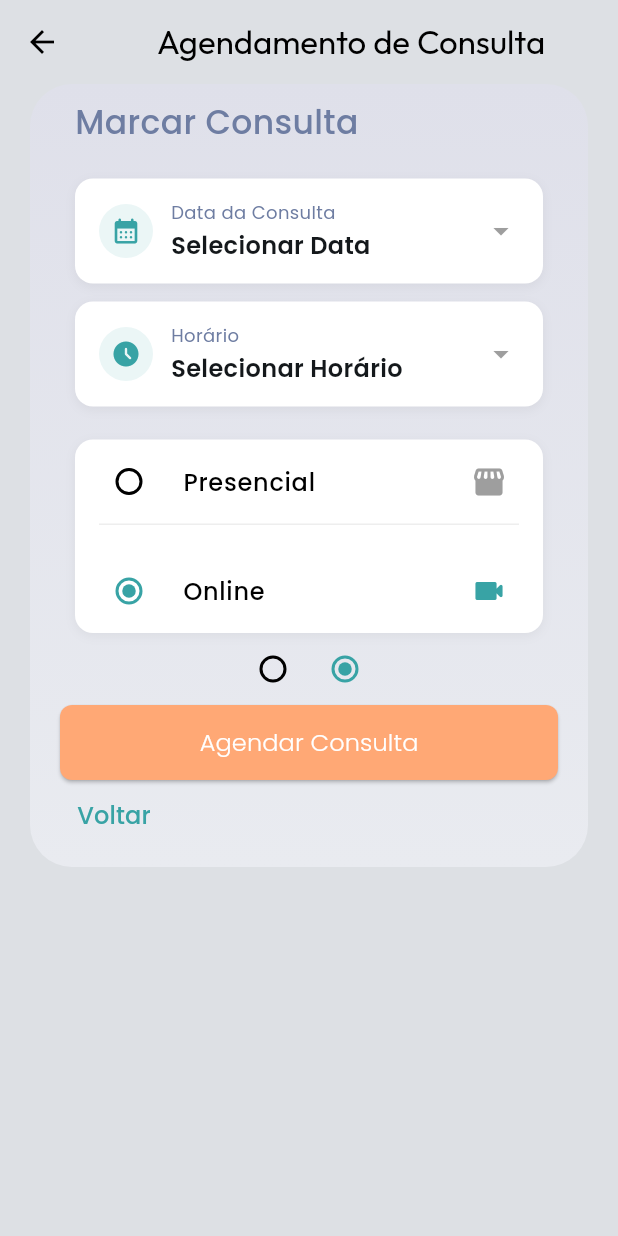
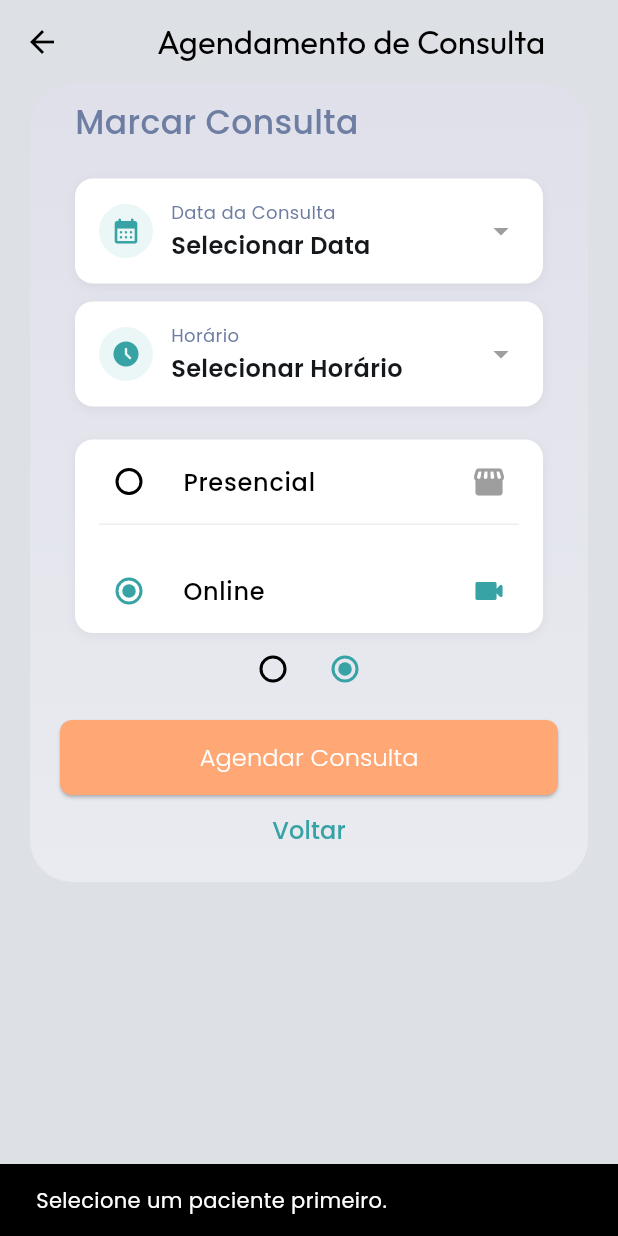
Before and after one commit to zampini28/neofrontend, a Flutter app: the ScheduleAppointmentPage screen opened directly, after a tap on "Proximo", after a tap on "Agendar Consulta", on a phone screen of 412 x 824 dp. Run offline on Flutter 3.47's test engine with Material 3 defaults, Android fonts, the light colour scheme and no system bars; our stand-ins replace device_preview, dio, email_validator, flutter_dotenv, flutter_secure_storage, image_picker and 4 more; missing offline and left inert: flutter_barcode_scanner, mobile_scanner, stomp_dart_client; accounts and stored records are empty; network calls fail.

Commit message:
alomost final

```diff
--- a/lib/components/physiotherapist/schedule_appointment/first_form_schedule_appointment.dart
+++ b/lib/components/physiotherapist/schedule_appointment/first_form_schedule_appointment.dart
@@ -8,7 +8,7 @@ import 'package:physioapp/repositories/relationship_repository.dart';
 import 'package:physioapp/services/schedule/schedule_appointment_controller.dart';
 import 'package:provider/provider.dart';
 
-import 'package:physioapp/model/schedule/schedule_form_data.dart';
+import 'package:physioapp/utils/temp_globals.dart'; // 1. IMPORT GLOBALS
 
 class FirstFormScheduleAppointment extends StatefulWidget {
   const FirstFormScheduleAppointment({super.key});
@@ -32,6 +32,11 @@ class _FirstFormScheduleAppointmentState extends State<FirstFormScheduleAppointm
             _selectedUser = user;
           });
 
+          // 2. FORCE GLOBAL SAVE
+          globalSelectedPatientId = user.id;
+          globalSelectedPatientName = user.fullname;
+
+          // Keep updating legacy static data just in case UI needs it elsewhere
           ScheduleFormData.name = user.fullname;
         },
       ),
@@ -40,8 +45,11 @@ class _FirstFormScheduleAppointmentState extends State<FirstFormScheduleAppointm
 
   @override
   Widget build(BuildContext context) {
-    final scheduleProvider = Provider.of<ScheduleAppointmentController>(context);
-    final hasSelection = _selectedUser != null || scheduleProvider.whenSelected;
+    // 3. Check if we have a selection in GLOBAL variable
+    final hasSelection = _selectedUser != null || globalSelectedPatientId != null;
+
+    // Helper to get display name safely
+    final displayName = _selectedUser?.fullname ?? globalSelectedPatientName ?? 'Paciente';
 
     return Column(
       crossAxisAlignment: CrossAxisAlignment.start,
@@ -86,10 +94,7 @@ class _FirstFormScheduleAppointmentState extends State<FirstFormScheduleAppointm
                               backgroundColor: Theme.of(context).primaryColor.withOpacity(0.1),
                               backgroundImage: _selectedUser?.imageProvider,
                               child: _selectedUser?.profileImageBase64 == null
-                                  ? (_selectedUser == null &&
-                                          scheduleProvider.patientSelected != null)
-                                      ? null
-                                      : Icon(Icons.person, color: Theme.of(context).primaryColor)
+                                  ? Icon(Icons.person, color: Theme.of(context).primaryColor)
                                   : null,
                             ),
                             const SizedBox(width: 12),
@@ -98,21 +103,17 @@ class _FirstFormScheduleAppointmentState extends State<FirstFormScheduleAppointm
                                 crossAxisAlignment: CrossAxisAlignment.start,
                                 children: [
                                   Text(
-                                    _selectedUser?.fullname ??
-                                        scheduleProvider.patientSelected?.name ??
-                                        'Paciente',
+                                    displayName,
                                     style: const TextStyle(
                                       fontSize: 16,
                                       fontWeight: FontWeight.w600,
                                     ),
                                   ),
-                                  Text(
-                                    _selectedUser?.email ??
-                                        scheduleProvider.patientSelected?.email ??
-                                        '',
+                                  const Text(
+                                    'Paciente selecionado',
                                     style: TextStyle(
                                       fontSize: 13,
-                                      color: Colors.grey[600],
+                                      color: Colors.grey,
                                     ),
                                   ),
                                 ],
@@ -148,9 +149,7 @@ class _FirstFormScheduleAppointmentState extends State<FirstFormScheduleAppointm
                         ),
                 ),
               ),
-
               const SizedBox(height: 20),
-
               Container(
                 margin: const EdgeInsets.symmetric(horizontal: 10),
                 decoration: BoxDecoration(
--- a/lib/page/physiotherapist/schedule_appointment_page.dart
+++ b/lib/page/physiotherapist/schedule_appointment_page.dart
@@ -2,19 +2,83 @@ import 'package:flutter/material.dart';
 import 'package:physioapp/components/physiotherapist/schedule_appointment/first_form_schedule_appointment.dart';
 import 'package:physioapp/components/physiotherapist/schedule_appointment/second_form_schedule_appointment.dart';
 import 'package:physioapp/components/physiotherapist/schedule_appointment/select_form.dart';
-import 'package:physioapp/services/auth/auth.dart';
+import 'package:physioapp/model/schedule/schedule_form_data.dart';
+import 'package:physioapp/services/appointment/appointment_service.dart';
 import 'package:physioapp/services/schedule/schedule_appointment_form.dart';
+import 'package:physioapp/utils/app_routes.dart';
+import 'package:physioapp/utils/temp_globals.dart'; // 1. IMPORT GLOBALS
 import 'package:provider/provider.dart';
 
 class ScheduleAppointmentPage extends StatefulWidget {
   const ScheduleAppointmentPage({super.key});
 
   @override
-  State<ScheduleAppointmentPage> createState() =>
-      _ScheduleAppointmentPageState();
+  State<ScheduleAppointmentPage> createState() => _ScheduleAppointmentPageState();
 }
 
 class _ScheduleAppointmentPageState extends State<ScheduleAppointmentPage> {
+  bool _isLoading = false;
+
+  @override
+  void initState() {
+    super.initState();
+    // 2. Clean up old selections when opening the page
+    clearGlobals();
+  }
+
+  Future<void> _handleCreateAppointment() async {
+    // 3. CHECK GLOBAL VARIABLE
+    if (globalSelectedPatientId == null) {
+      ScaffoldMessenger.of(context).showSnackBar(
+        const SnackBar(content: Text('Selecione um paciente primeiro.')),
+      );
+      return;
+    }
+
+    if (ScheduleFormData.isoDateTime == null) {
+      ScaffoldMessenger.of(context).showSnackBar(
+        const SnackBar(content: Text('Selecione data e hora para a consulta.')),
+      );
+      return;
+    }
+
+    setState(() => _isLoading = true);
+
+    // 4. Call API with global ID
+    final success = await AppointmentService.createAppointment(
+      patientId: globalSelectedPatientId!, // USE GLOBAL
+      dateTimeIso: ScheduleFormData.isoDateTime!,
+      notes: ScheduleFormData.occurrence ?? '',
+    );
+
+    setState(() => _isLoading = false);
+
+    if (!mounted) return;
+
+    // 5. Handle Result
+    if (success) {
+      ScaffoldMessenger.of(context).showSnackBar(
+        const SnackBar(
+          content: Text('Consulta agendada com sucesso!'),
+          backgroundColor: Colors.green,
+        ),
+      );
+
+      // Clean up
+      clearGlobals();
+      ScheduleFormData.clear();
+
+      Navigator.of(context).pushNamedAndRemoveUntil(AppRoutes.tabPagePhysio, (_) => false);
+    } else {
+      ScaffoldMessenger.of(context).showSnackBar(
+        const SnackBar(
+          content: Text('Erro ao agendar. Verifique se o horário está disponível.'),
+          backgroundColor: Colors.red,
+        ),
+      );
+    }
+  }
+
   @override
   Widget build(BuildContext context) {
     final scheduleProvider = Provider.of<ScheduleAppointmentForm>(context);
@@ -34,13 +98,8 @@ class _ScheduleAppointmentPageState extends State<ScheduleAppointmentPage> {
               children: [
                 Container(
                   width: double.infinity,
-                  margin:
-                      const EdgeInsets.only(left: 20, right: 20, bottom: 120),
-                  padding: const EdgeInsets.only(
-                    left: 20.0,
-                    right: 20.0,
-                    bottom: 10,
-                  ),
+                  margin: const EdgeInsets.only(left: 20, right: 20, bottom: 120),
+                  padding: const EdgeInsets.only(left: 20.0, right: 20.0, bottom: 10),
                   decoration: BoxDecoration(
                     gradient: const LinearGradient(
                       begin: Alignment.topCenter,
@@ -57,15 +116,13 @@ class _ScheduleAppointmentPageState extends State<ScheduleAppointmentPage> {
                         ? CrossAxisAlignment.end
                         : CrossAxisAlignment.start,
                     children: [
-                      if (scheduleProvider.firstForm)
-                        const FirstFormScheduleAppointment(),
-                      if (scheduleProvider.secondForm)
-                        const SecondFormScheduleAppointment(),
+                      if (scheduleProvider.firstForm) const FirstFormScheduleAppointment(),
+                      if (scheduleProvider.secondForm) const SecondFormScheduleAppointment(),
                       const SelectForm(),
+                      const SizedBox(height: 10),
                       if (scheduleProvider.firstForm)
                         TextButton(
                           onPressed: () {
-
                             scheduleProvider.toggleForm(
                               valueForm: scheduleProvider.getSecondForm,
                             );
@@ -79,7 +136,10 @@ class _ScheduleAppointmentPageState extends State<ScheduleAppointmentPage> {
                           ),
                         ),
                       if (scheduleProvider.secondForm)
-                        ElevatedButton(
+                        SizedBox(
+                          height: 50,
+                          width: double.infinity,
+                          child: ElevatedButton(
                             style: ButtonStyle(
                               shape: WidgetStatePropertyAll(
                                 RoundedRectangleBorder(
@@ -89,34 +149,32 @@ class _ScheduleAppointmentPageState extends State<ScheduleAppointmentPage> {
                               backgroundColor: WidgetStatePropertyAll(
                                 Theme.of(context).colorScheme.tertiary,
                               ),
-                            minimumSize: const WidgetStatePropertyAll(
-                              Size(double.infinity, 50),
                             ),
-                          ),
-                          onPressed: () {
-                            makeAppointment();
-                          },
-                          child: Text(
+                            onPressed: _isLoading ? null : _handleCreateAppointment,
+                            child: _isLoading
+                                ? const CircularProgressIndicator(color: Colors.white)
+                                : Text(
                                     'Agendar Consulta',
                                     style: TextStyle(
                                       fontSize: 16,
                                       color: Colors.white,
-                              fontFamily: Theme.of(context)
-                                  .textTheme
-                                  .titleSmall
-                                  ?.fontFamily,
+                                      fontFamily:
+                                          Theme.of(context).textTheme.titleSmall?.fontFamily,
                                       fontWeight: FontWeight.w300,
                                     ),
                                   ),
                           ),
+                        ),
                       if (scheduleProvider.secondForm)
-                        TextButton(
+                        Center(
+                          child: TextButton(
                             onPressed: () {
                               scheduleProvider.toggleForm(
                                 valueForm: scheduleProvider.getFirstForm,
                               );
                             },
                             child: const Text('Voltar'),
+                          ),
                         ),
                     ],
                   ),
--- /dev/null
+++ b/lib/utils/temp_globals.dart
@@ -0,0 +1,9 @@
+library temp_globals;
+
+String? globalSelectedPatientId;
+String? globalSelectedPatientName;
+
+void clearGlobals() {
+  globalSelectedPatientId = null;
+  globalSelectedPatientName = null;
+}
```
Also changed, not shown: lib/model/schedule/schedule_form_data.dart (+29 -3 lines), lib/services/appointment/appointment_service.dart (added, +45 -0 lines), lib/services/chat/chat_controller.dart (+39 -34 lines), lib/services/auth/auth.dart (line endings or trailing spaces), 1 other file. Lines whose indentation alone changed are shown as unchanged.
